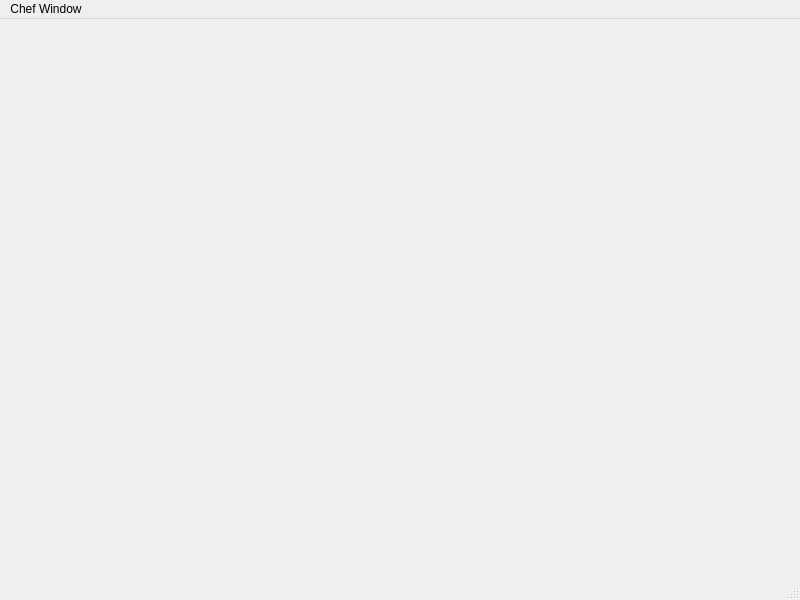
Above: chefwindow.ui from ahmettlevent/cafeYonetim before the change. Below: the same form after it.
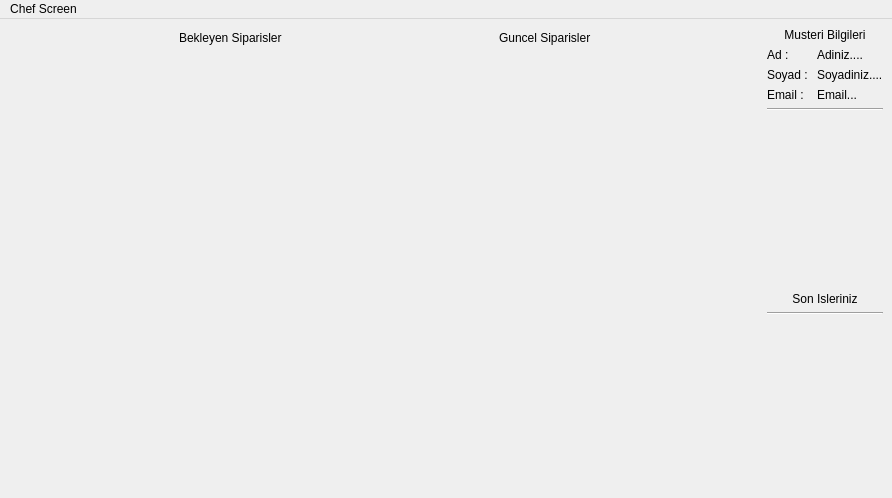
That is the form after the change.

```diff
--- a/chefwindow.ui
+++ b/chefwindow.ui
@@ -6,8 +6,8 @@
    <rect>
     <x>0</x>
     <y>0</y>
-    <width>800</width>
-    <height>600</height>
+    <width>892</width>
+    <height>498</height>
    </rect>
   </property>
   <property name="windowTitle">
@@ -16,7 +16,270 @@
   <widget class="QWidget" name="centralwidget">
    <layout class="QHBoxLayout" name="horizontalLayout_2">
     <item>
-     <layout class="QHBoxLayout" name="horizontalLayout"/>
+     <spacer name="horizontalSpacer">
+      <property name="orientation">
+       <enum>Qt::Horizontal</enum>
+      </property>
+      <property name="sizeHint" stdset="0">
+       <size>
+        <width>40</width>
+        <height>20</height>
+       </size>
+      </property>
+     </spacer>
+    </item>
+    <item>
+     <layout class="QVBoxLayout" name="verticalLayout_2">
+      <item>
+       <layout class="QHBoxLayout" name="horizontalLayout_6">
+        <item>
+         <spacer name="horizontalSpacer_4">
+          <property name="orientation">
+           <enum>Qt::Horizontal</enum>
+          </property>
+          <property name="sizeHint" stdset="0">
+           <size>
+            <width>40</width>
+            <height>20</height>
+           </size>
+          </property>
+         </spacer>
+        </item>
+        <item>
+         <widget class="QLabel" name="label_9">
+          <property name="text">
+           <string>Bekleyen Siparisler</string>
+          </property>
+         </widget>
+        </item>
+        <item>
+         <spacer name="horizontalSpacer_5">
+          <property name="orientation">
+           <enum>Qt::Horizontal</enum>
+          </property>
+          <property name="sizeHint" stdset="0">
+           <size>
+            <width>40</width>
+            <height>20</height>
+           </size>
+          </property>
+         </spacer>
+        </item>
+       </layout>
+      </item>
+      <item>
+       <layout class="QVBoxLayout" name="verticalLayout_4"/>
+      </item>
+      <item>
+       <spacer name="verticalSpacer_3">
+        <property name="orientation">
+         <enum>Qt::Vertical</enum>
+        </property>
+        <property name="sizeHint" stdset="0">
+         <size>
+          <width>20</width>
+          <height>40</height>
+         </size>
+        </property>
+       </spacer>
+      </item>
+     </layout>
+    </item>
+    <item>
+     <spacer name="horizontalSpacer_3">
+      <property name="orientation">
+       <enum>Qt::Horizontal</enum>
+      </property>
+      <property name="sizeHint" stdset="0">
+       <size>
+        <width>40</width>
+        <height>20</height>
+       </size>
+      </property>
+     </spacer>
+    </item>
+    <item>
+     <layout class="QVBoxLayout" name="verticalLayout_3">
+      <item>
+       <layout class="QHBoxLayout" name="horizontalLayout">
+        <item>
+         <spacer name="horizontalSpacer_6">
+          <property name="orientation">
+           <enum>Qt::Horizontal</enum>
+          </property>
+          <property name="sizeHint" stdset="0">
+           <size>
+            <width>40</width>
+            <height>20</height>
+           </size>
+          </property>
+         </spacer>
+        </item>
+        <item>
+         <widget class="QLabel" name="label_10">
+          <property name="text">
+           <string>Guncel Siparisler</string>
+          </property>
+         </widget>
+        </item>
+        <item>
+         <spacer name="horizontalSpacer_7">
+          <property name="orientation">
+           <enum>Qt::Horizontal</enum>
+          </property>
+          <property name="sizeHint" stdset="0">
+           <size>
+            <width>40</width>
+            <height>20</height>
+           </size>
+          </property>
+         </spacer>
+        </item>
+       </layout>
+      </item>
+      <item>
+       <layout class="QVBoxLayout" name="verticalLayout_5"/>
+      </item>
+      <item>
+       <spacer name="verticalSpacer_4">
+        <property name="orientation">
+         <enum>Qt::Vertical</enum>
+        </property>
+        <property name="sizeHint" stdset="0">
+         <size>
+          <width>20</width>
+          <height>40</height>
+         </size>
+        </property>
+       </spacer>
+      </item>
+     </layout>
+    </item>
+    <item>
+     <spacer name="horizontalSpacer_2">
+      <property name="orientation">
+       <enum>Qt::Horizontal</enum>
+      </property>
+      <property name="sizeHint" stdset="0">
+       <size>
+        <width>40</width>
+        <height>20</height>
+       </size>
+      </property>
+     </spacer>
+    </item>
+    <item>
+     <layout class="QVBoxLayout" name="verticalLayout">
+      <item>
+       <widget class="QLabel" name="label">
+        <property name="text">
+         <string>Musteri Bilgileri</string>
+        </property>
+        <property name="alignment">
+         <set>Qt::AlignCenter</set>
+        </property>
+       </widget>
+      </item>
+      <item>
+       <layout class="QFormLayout" name="formLayout">
+        <item row="0" column="0">
+         <widget class="QLabel" name="label_2">
+          <property name="text">
+           <string>Ad :</string>
+          </property>
+         </widget>
+        </item>
+        <item row="0" column="1">
+         <widget class="QLabel" name="label_3">
+          <property name="text">
+           <string>Adiniz....</string>
+          </property>
+         </widget>
+        </item>
+        <item row="1" column="0">
+         <widget class="QLabel" name="label_5">
+          <property name="text">
+           <string>Soyad : </string>
+          </property>
+         </widget>
+        </item>
+        <item row="1" column="1">
+         <widget class="QLabel" name="label_4">
+          <property name="text">
+           <string>Soyadiniz....</string>
+          </property>
+         </widget>
+        </item>
+        <item row="2" column="0">
+         <widget class="QLabel" name="label_7">
+          <property name="text">
+           <string>Email :</string>
+          </property>
+         </widget>
+        </item>
+        <item row="2" column="1">
+         <widget class="QLabel" name="label_6">
+          <property name="text">
+           <string>Email...</string>
+          </property>
+         </widget>
+        </item>
+       </layout>
+      </item>
+      <item>
+       <widget class="Line" name="line">
+        <property name="orientation">
+         <enum>Qt::Horizontal</enum>
+        </property>
+       </widget>
+      </item>
+      <item>
+       <spacer name="verticalSpacer">
+        <property name="orientation">
+         <enum>Qt::Vertical</enum>
+        </property>
+        <property name="sizeHint" stdset="0">
+         <size>
+          <width>20</width>
+          <height>40</height>
+         </size>
+        </property>
+       </spacer>
+      </item>
+      <item>
+       <widget class="QLabel" name="label_8">
+        <property name="text">
+         <string>Son Isleriniz</string>
+        </property>
+        <property name="alignment">
+         <set>Qt::AlignCenter</set>
+        </property>
+       </widget>
+      </item>
+      <item>
+       <widget class="Line" name="line_2">
+        <property name="orientation">
+         <enum>Qt::Horizontal</enum>
+        </property>
+       </widget>
+      </item>
+      <item>
+       <layout class="QVBoxLayout" name="verticalLayout_6"/>
+      </item>
+      <item>
+       <spacer name="verticalSpacer_2">
+        <property name="orientation">
+         <enum>Qt::Vertical</enum>
+        </property>
+        <property name="sizeHint" stdset="0">
+         <size>
+          <width>20</width>
+          <height>40</height>
+         </size>
+        </property>
+       </spacer>
+      </item>
+     </layout>
     </item>
    </layout>
   </widget>
@@ -25,18 +288,17 @@
     <rect>
      <x>0</x>
      <y>0</y>
-     <width>800</width>
+     <width>892</width>
      <height>22</height>
     </rect>
    </property>
-   <widget class="QMenu" name="menuChef_Window">
+   <widget class="QMenu" name="menuChef_Screen">
     <property name="title">
-     <string>Chef Window</string>
+     <string>Chef Screen</string>
     </property>
    </widget>
-   <addaction name="menuChef_Window"/>
+   <addaction name="menuChef_Screen"/>
   </widget>
-  <widget class="QStatusBar" name="statusbar"/>
  </widget>
  <resources/>
  <connections/>
```
